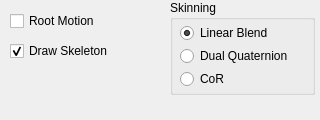
Before: the Qt Designer form GUI/skeletonPanel.ui in cordafab/SuperCages, drawn with Qt 5.
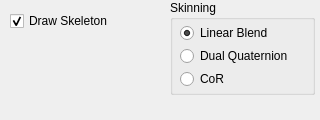
After: the same form once the commit is applied.

Patch:
```diff
--- a/GUI/skeletonPanel.ui
+++ b/GUI/skeletonPanel.ui
@@ -30,7 +30,7 @@
     <property name="geometry">
      <rect>
       <x>10</x>
-      <y>40</y>
+      <y>10</y>
       <width>145</width>
       <height>22</height>
      </rect>
@@ -106,22 +106,6 @@
      </layout>
     </widget>
    </widget>
-   <widget class="QCheckBox" name="rootMotionCB">
-    <property name="geometry">
-     <rect>
-      <x>10</x>
-      <y>10</y>
-      <width>145</width>
-      <height>22</height>
-     </rect>
-    </property>
-    <property name="text">
-     <string>Root Motion</string>
-    </property>
-    <property name="checked">
-     <bool>false</bool>
-    </property>
-   </widget>
   </widget>
  </widget>
  <resources/>
```
